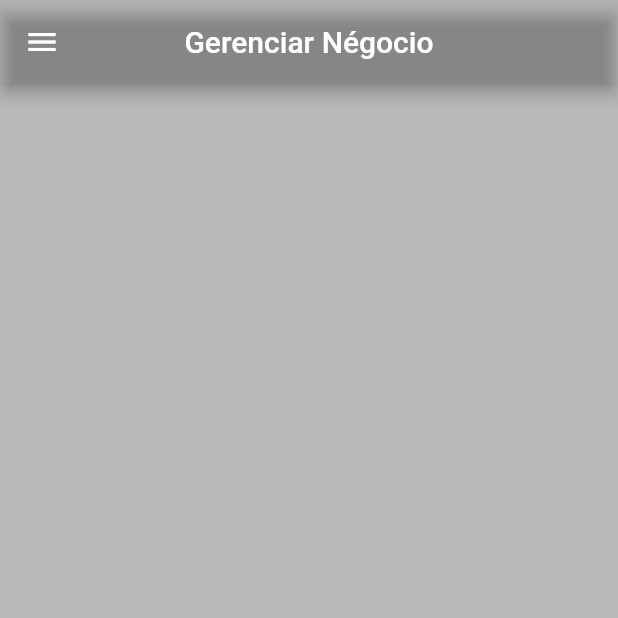
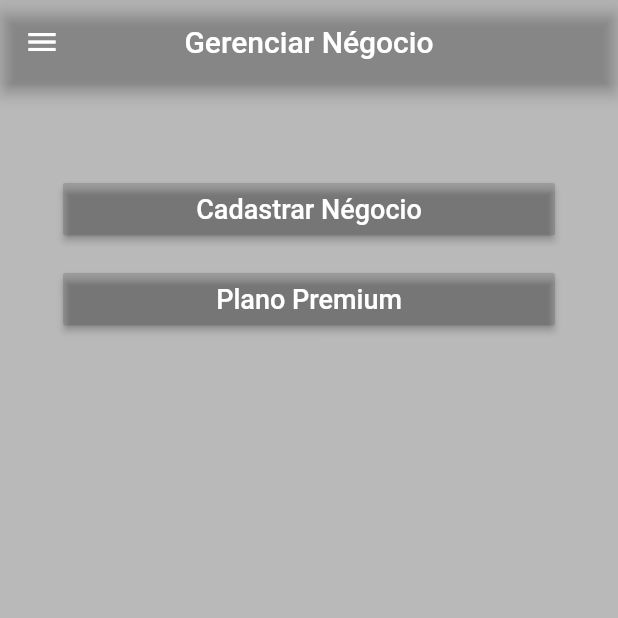
Before and after one commit to DiniZ44/AchaAqui, a Flutter app: the screen it shows after launch, swiped to page 3, on a phone screen of 412 x 824 dp, the top half of it. Run offline on Flutter 3.47's test engine with Material 2 defaults, Android fonts, the phone set to English and light mode, and no system bars.

Commit message:
Atualizações

```diff
--- a/lib/tabs/business_tab.dart
+++ b/lib/tabs/business_tab.dart
@@ -5,6 +5,46 @@ class BusinessTab extends StatelessWidget {
   Widget build(BuildContext context) {
     return Scaffold(
       backgroundColor: Colors.black26,
+      body: Stacks(),
     );
   }
 }
+Widget Stacks(){
+  return Stack(
+    children: <Widget>[
+      ListView(
+        padding: EdgeInsets.fromLTRB(42, 66, 42, 16),
+        children: <Widget>[
+          SizedBox(height: 35.0,
+            child: RaisedButton(
+              child:
+              Text("Cadastrar Négocio",
+                style: TextStyle(
+                  fontSize: 18.0,
+                ),
+              ),
+              textColor: Colors.white,
+              color: Colors.black12,
+              onPressed: (){},
+            ),
+          ),
+          SizedBox(height: 25.0,
+          ),
+          SizedBox(height: 35.0,
+            child: RaisedButton(
+              child:
+              Text("Plano Premium",
+                style: TextStyle(
+                  fontSize: 18.0,
+                ),
+              ),
+              textColor: Colors.white,
+              color: Colors.black12,
+              onPressed: (){},
+            ),
+          ),
+        ],
+      ),
+    ],
+  );
+}
```
